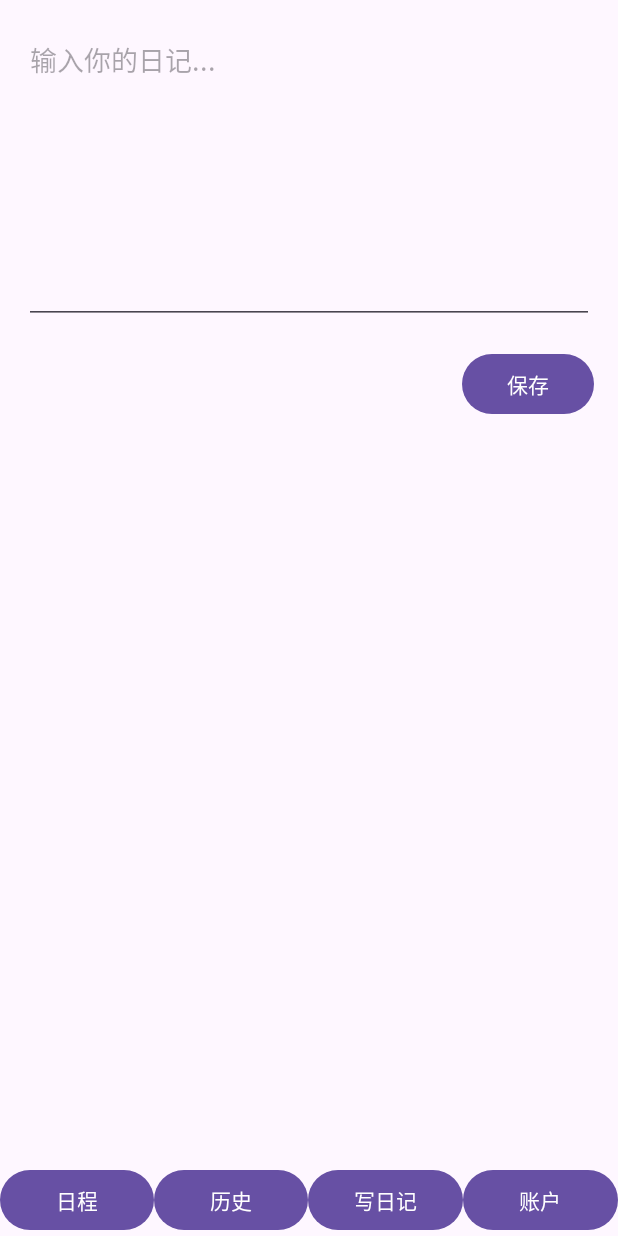
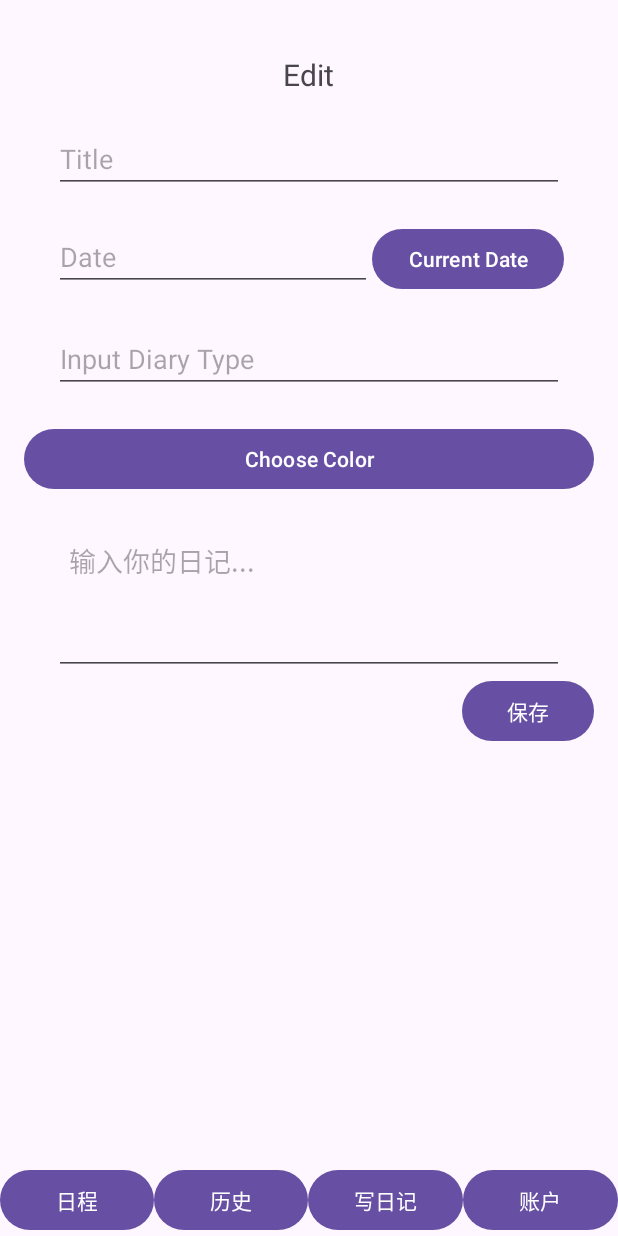
Before and after one commit to jiawei0825/Diary-Master, an Android app: the fragment WriteDiaryFragment placed in its activity, on a phone screen of 412 x 824 dp. Run offline under Robolectric (Android 15) with nearby library versions, the phone set to English and light mode, and no system bars.

Commit message:
add function

```diff
--- a/app/build.gradle.kts
+++ b/app/build.gradle.kts
@@ -45,4 +45,8 @@ dependencies {
     implementation("com.google.firebase:firebase-firestore")
     implementation("com.google.firebase:firebase-auth")
     implementation("com.google.android.material:material:1.9.0")
+    implementation ("androidx.recyclerview:recyclerview:1.2.0")
+    implementation("com.squareup.okhttp3:okhttp:4.9.3")
+    implementation("org.json:json:20210307")
+
 }
--- /dev/null
+++ b/app/src/main/res/drawable/baseline_send_24.xml
@@ -0,0 +1,5 @@
+<vector xmlns:android="http://schemas.android.com/apk/res/android" android:autoMirrored="true" android:height="48dp" android:tint="#1A95BB" android:viewportHeight="24" android:viewportWidth="24" android:width="48dp">
+
+    <path android:fillColor="@android:color/white" android:pathData="M2.01,21L23,12 2.01,3 2,10l15,2 -15,2z"/>
+
+</vector>
--- a/app/src/main/res/layout/fragment_write_diary.xml
+++ b/app/src/main/res/layout/fragment_write_diary.xml
@@ -4,14 +4,104 @@
     android:layout_height="match_parent"
     android:padding="16dp">
 
+    <!-- 文本“编辑” -->
+    <TextView
+        android:id="@+id/edit_text"
+        android:layout_width="wrap_content"
+        android:layout_height="wrap_content"
+        android:text="Edit"
+        android:textSize="20sp"
+        android:layout_centerHorizontal="true"
+        android:layout_marginTop="20dp" />
+
+    <!-- 输入标题的输入框 -->
+    <EditText
+        android:id="@+id/title_input"
+        android:layout_width="match_parent"
+        android:layout_height="wrap_content"
+        android:hint="Title"
+        android:layout_below="@id/edit_text"
+        android:layout_marginTop="20dp"
+        android:layout_marginLeft="20dp"
+        android:layout_marginRight="20dp" />
+
+    <!-- 输入日期的输入框 -->
+    <LinearLayout
+        android:id="@+id/date"
+        android:layout_width="match_parent"
+        android:layout_height="wrap_content"
+        android:orientation="horizontal"
+        android:layout_below="@id/title_input"
+        android:layout_marginTop="20dp"
+        android:layout_marginLeft="20dp"
+        android:layout_marginRight="20dp">
+
+        <EditText
+            android:id="@+id/date_input"
+            android:layout_width="0dp"
+            android:layout_height="wrap_content"
+            android:layout_weight="1"
+            android:hint="Date"
+            android:inputType="date" />
+
+        <Button
+            android:id="@+id/add_current_date_button"
+            android:layout_width="wrap_content"
+            android:layout_height="wrap_content"
+            android:text="Current Date" />
+    </LinearLayout>
+
+    <!-- 标签和输入框的容器 -->
+    <LinearLayout
+        android:id="@+id/category"
+        android:layout_width="match_parent"
+        android:layout_height="wrap_content"
+        android:orientation="vertical"
+        android:layout_below="@id/date"
+        android:layout_marginTop="20dp"
+        android:layout_marginLeft="20dp"
+        android:layout_marginRight="20dp">
+
+        <!-- RecyclerView 用于显示标签 -->
+        <androidx.recyclerview.widget.RecyclerView
+            android:id="@+id/category_recycler_view"
+            android:layout_width="match_parent"
+            android:layout_height="wrap_content" />
+
+        <!-- 输入新标签的输入框 -->
+        <EditText
+            android:id="@+id/category_input"
+            android:layout_width="match_parent"
+            android:layout_height="wrap_content"
+            android:hint="Input Diary Type"
+            android:inputType="text"
+            android:layout_marginBottom="20dp" />
+    </LinearLayout>
+
+    <!-- 输入正文的输入框 -->
+    <Button
+        android:layout_below="@id/category"
+        android:id="@+id/buttonColorPicker"
+        android:layout_width="match_parent"
+        android:layout_height="wrap_content"
+        android:text="Choose Color" />
+
     <EditText
         android:id="@+id/editTextDiaryContent"
         android:layout_width="match_parent"
         android:layout_height="wrap_content"
+        android:layout_below="@id/buttonColorPicker"
+        android:layout_marginTop="20dp"
+        android:layout_marginLeft="20dp"
+        android:layout_marginRight="20dp"
         android:hint="输入你的日记..."
         android:gravity="top"
         android:inputType="textMultiLine"
-        android:minHeight="200dp" />
+        android:scrollbars="vertical"
+        android:fadeScrollbars="false"
+        android:minHeight="100dp"
+        android:padding="10dp" />
+
 
     <Button
         android:id="@+id/buttonSaveDiary"
@@ -20,5 +110,6 @@
         android:text="保存"
         android:layout_below="@id/editTextDiaryContent"
         android:layout_alignParentEnd="true"
-        android:layout_marginTop="16dp" />
+        android:layout_marginTop="0dp"
+        android:layout_marginBottom="80dp"/>
 </RelativeLayout>
```
Also changed, not shown: app/src/main/java/com/example/android_diary_application/adapter/ColorAdapter.java (added, +48 -0 lines), app/src/main/res/drawable/rounded_corner.xml (added, +8 -0 lines), app/src/main/res/layout/chat_item.xml (added, +45 -0 lines), app/src/main/res/layout/chat_main.xml (added, +58 -0 lines), app/src/main/res/layout/color_item.xml (added, +11 -0 lines), app/src/main/res/layout/color_picker_dialog.xml (added, +17 -0 lines), app/src/main/res/layout/edit_page.xml (+8 -1 lines).
